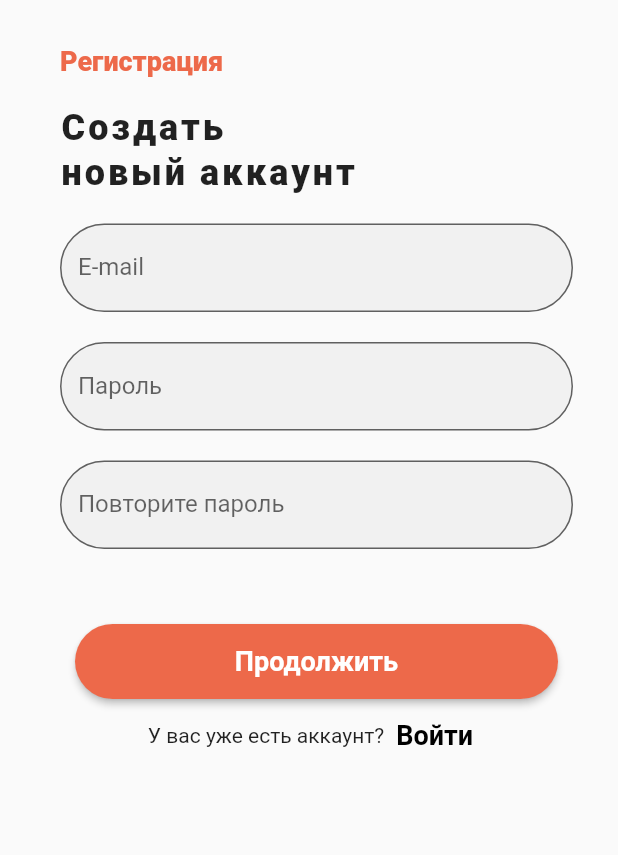
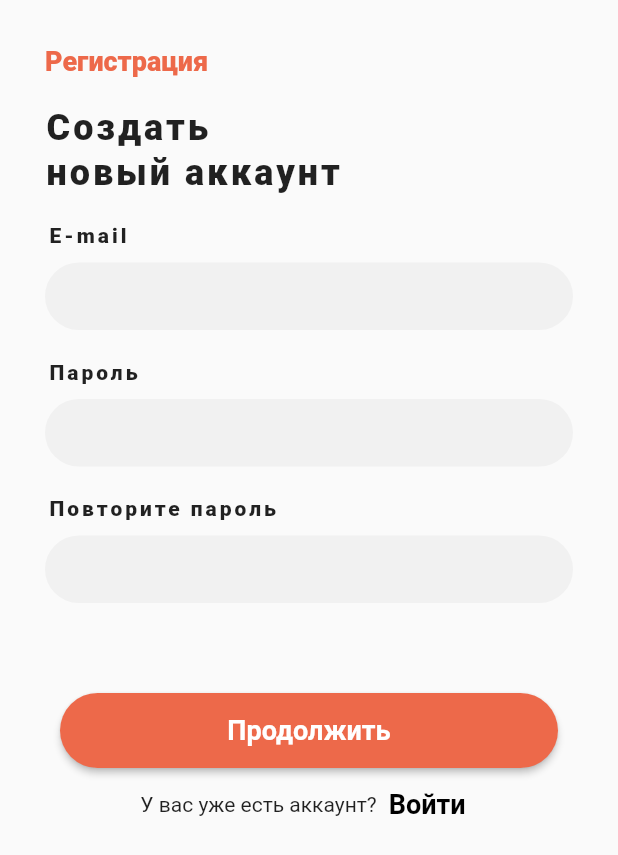
Before and after one commit to magsut/UPPD, a Flutter app: the screen it shows after launch, in the side drawer, after a tap on "О Приложении", on a phone screen of 412 x 824 dp. Shown: the top 855 px of the screen. Run offline on Flutter 3.47's test engine with Material 2 defaults, Android fonts, the phone set to English and light mode, and no system bars.

Commit message:
Вёрстка регистрации(окончательная)

```diff
--- a/Front/uppd/lib/pages/loginSingup.dart
+++ b/Front/uppd/lib/pages/loginSingup.dart
@@ -1,4 +1,5 @@
 import 'package:flutter/material.dart';
+import 'package:flutter/painting.dart';
 
 class Singup extends StatefulWidget {
   const Singup({Key? key}) : super(key: key);
@@ -10,12 +11,13 @@ class Singup extends StatefulWidget {
 class _SingupState extends State<Singup> {
   TextEditingController nameController = TextEditingController();
   TextEditingController passwordController = TextEditingController();
+  TextEditingController passwordConfirmController = TextEditingController();
 
   @override
   Widget build(BuildContext context) {
     return Scaffold(
         body:Padding(
-        padding: const EdgeInsets.only(left: 10,top: 20),
+        padding: const EdgeInsets.only(top: 20),
         child: ListView(
           children: <Widget>[
             Container(
@@ -48,52 +50,96 @@ class _SingupState extends State<Singup> {
                       letterSpacing:2),
                 )),
             Container(
-              padding: const EdgeInsets.only(left: 30,top: 20,right: 30),
+                alignment: Alignment.centerLeft,
+                margin: const EdgeInsets.only(left: 32,top: 20,bottom: 5),
+                padding: const EdgeInsets.only(top: 0,bottom: 5),
+                child: const Text(
+                  'E-mail',
+                  style: TextStyle(fontSize: 14,
+                      fontWeight: FontWeight.w900,
+                      letterSpacing:2),
+                )),
+            Container(
+              height: 45,
+              decoration: BoxDecoration(
+                  borderRadius: BorderRadius.circular(40),
+                  color: const Color(0xffF1F1F1)),
+              margin: const EdgeInsets.only(left: 30,top: 0,right: 30),
               child: TextField(
+                style: const TextStyle(
+                    fontSize: 16,
+                    fontWeight: FontWeight.w500
+                ),
+                keyboardType: TextInputType.emailAddress,
                 controller: nameController,
-                decoration:  InputDecoration(
-                  border: OutlineInputBorder(
-                      borderRadius: BorderRadius.circular(30)
-                  ),
-                  fillColor: Color(0xffF1F1F1),
-                  filled: true,
-                  labelText: 'E-mail',
+                decoration:  const InputDecoration(
+                  contentPadding:EdgeInsets.only(left: 20,bottom: 0) ,
+                  border: InputBorder.none,
                 ),
               ),
             ),
             Container(
-              padding: const EdgeInsets.only(left: 30,top: 20,right: 30),
+                alignment: Alignment.centerLeft,
+                margin: const EdgeInsets.only(left: 32,top: 20,bottom: 5),
+                padding: const EdgeInsets.only(top: 0,bottom: 5),
+                child: const Text(
+                  'Пароль',
+                  style: TextStyle(fontSize: 14,
+                      fontWeight: FontWeight.w900,
+                      letterSpacing:2),
+                )),
+            Container(
+              height: 45,
+              decoration: BoxDecoration(
+                  borderRadius: BorderRadius.circular(40),
+                  color: const Color(0xffF1F1F1)),
+              margin: const EdgeInsets.only(left: 30,top: 0,right: 30),
               child: TextField(
-                controller: nameController,
-                decoration:  InputDecoration(
-                  border: OutlineInputBorder(
-                      borderRadius: BorderRadius.circular(30),
-                      borderSide: const BorderSide(color: Color(0xffF1F1F1))
-                  ),
-                  fillColor: Color(0xffF1F1F1),
-                  filled: true,
-                  labelText: 'Пароль',
+                style: const TextStyle(
+                    fontSize: 16,
+                    fontWeight: FontWeight.w500
+                ),
+                obscureText: true,
+                controller: passwordController,
+                decoration:  const InputDecoration(
+                  contentPadding:EdgeInsets.only(left: 20,bottom: 0) ,
+                  border: InputBorder.none,
                 ),
               ),
             ),
             Container(
-              padding: const EdgeInsets.only(left: 30,top: 20, right: 30,bottom: 50),
+                alignment: Alignment.centerLeft,
+                margin: const EdgeInsets.only(left: 32,top: 20,bottom: 5),
+                padding: const EdgeInsets.only(top: 0,bottom: 5),
+                child: const Text(
+                  'Повторите пароль',
+                  style: TextStyle(fontSize: 14,
+                      fontWeight: FontWeight.w900,
+                      letterSpacing:2),
+                )),
+            Container(
+              height: 45,
+              decoration: BoxDecoration(
+                  borderRadius: BorderRadius.circular(40),
+                  color: const Color(0xffF1F1F1)),
+              margin: const EdgeInsets.only(left: 30,top: 0,right: 30),
               child: TextField(
+                style: const TextStyle(
+                    fontSize: 16,
+                    fontWeight: FontWeight.w500
+                ),
                 obscureText: true,
-                controller: passwordController,
-                decoration:  InputDecoration(
-                  border: OutlineInputBorder(
-                    borderRadius: BorderRadius.circular(30)
-                  ),
-                  fillColor: Color(0xffF1F1F1),
-                  filled: true,
-                  labelText: 'Повторите пароль',
+                controller: passwordConfirmController,
+                decoration:  const InputDecoration(
+                  contentPadding:EdgeInsets.only(left: 20,bottom: 0) ,
+                  border: InputBorder.none,
                 ),
               ),
             ),
 
             Container(
                 height: 50,
+                margin: const EdgeInsets.only(top: 60),
                 padding: const EdgeInsets.only(left: 40,top: 0, right: 40,),
                 child: ElevatedButton(
                     style: ButtonStyle(
```
